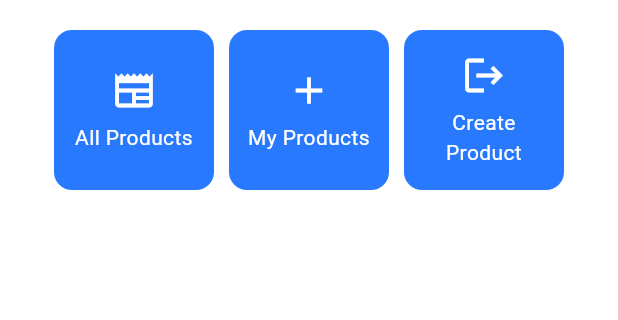
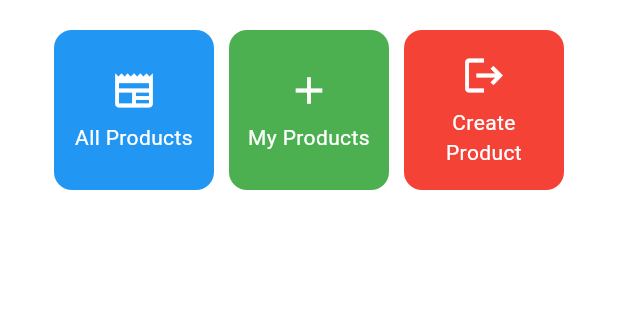
Before and after one commit to moondiverc/kickoff-shop-mobile, a Flutter app: the screen it shows after launch, on a phone screen of 412 x 824 dp, the part 357-677 px from its top. Run offline on Flutter 3.47's test engine with Material 3 defaults, Android fonts, the phone set to English and light mode, and no system bars.

Commit message:
feat: add color to button

```diff
--- a/lib/menu.dart
+++ b/lib/menu.dart
@@ -8,9 +8,9 @@ class MyHomePage extends StatelessWidget {
   final String className = 'PBP D'; // Kelas
 
   final List<ItemHomepage> items = [
-    ItemHomepage("All Products", Icons.newspaper),
-    ItemHomepage("My Products", Icons.add),
-    ItemHomepage("Create Product", Icons.logout),
+    ItemHomepage("All Products", Icons.newspaper, Colors.blue),
+    ItemHomepage("My Products", Icons.add, Colors.green),
+    ItemHomepage("Create Product", Icons.logout, Colors.red),
   ];
 
   @override
@@ -124,8 +124,9 @@ class InfoCard extends StatelessWidget {
 class ItemHomepage {
   final String name;
   final IconData icon;
+  final Color color; // warna khusus untuk setiap item
 
-  ItemHomepage(this.name, this.icon);
+  ItemHomepage(this.name, this.icon, this.color);
 }
 
 class ItemCard extends StatelessWidget {
@@ -137,9 +138,14 @@ class ItemCard extends StatelessWidget {
 
   @override
   Widget build(BuildContext context) {
+    // Tentukan warna latar belakang sesuai properti item.color
+    final Color bg = item.color;
+    // Pilih warna teks/ikon yang kontras (putih/ hitam) berdasarkan luminance
+    final Color fg = bg.computeLuminance() > 0.5 ? Colors.black : Colors.white;
+
     return Material(
-      // Menentukan warna latar belakang dari tema aplikasi.
-      color: Theme.of(context).colorScheme.secondary,
+      // Menentukan warna latar belakang dari item
+      color: bg,
       // Membuat sudut kartu melengkung.
       borderRadius: BorderRadius.circular(12),
 
@@ -161,12 +167,12 @@ class ItemCard extends StatelessWidget {
               // Menyusun ikon dan teks di tengah kartu.
               mainAxisAlignment: MainAxisAlignment.center,
               children: [
-                Icon(item.icon, color: Colors.white, size: 30.0),
+                Icon(item.icon, color: fg, size: 30.0),
                 const Padding(padding: EdgeInsets.all(3)),
                 Text(
                   item.name,
                   textAlign: TextAlign.center,
-                  style: const TextStyle(color: Colors.white),
+                  style: TextStyle(color: fg),
                 ),
               ],
             ),
```
